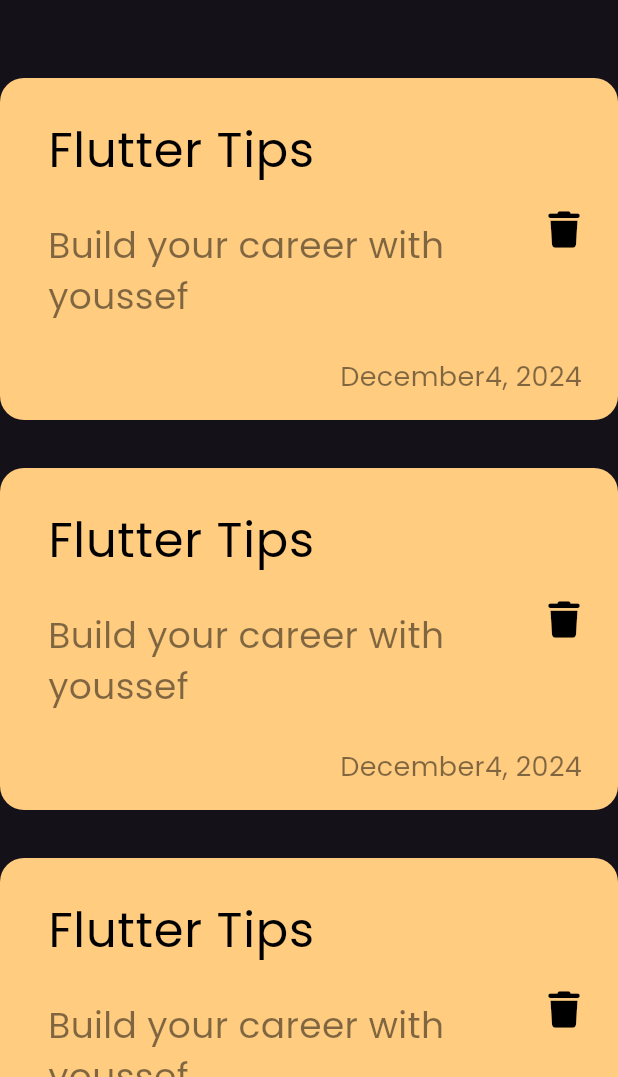
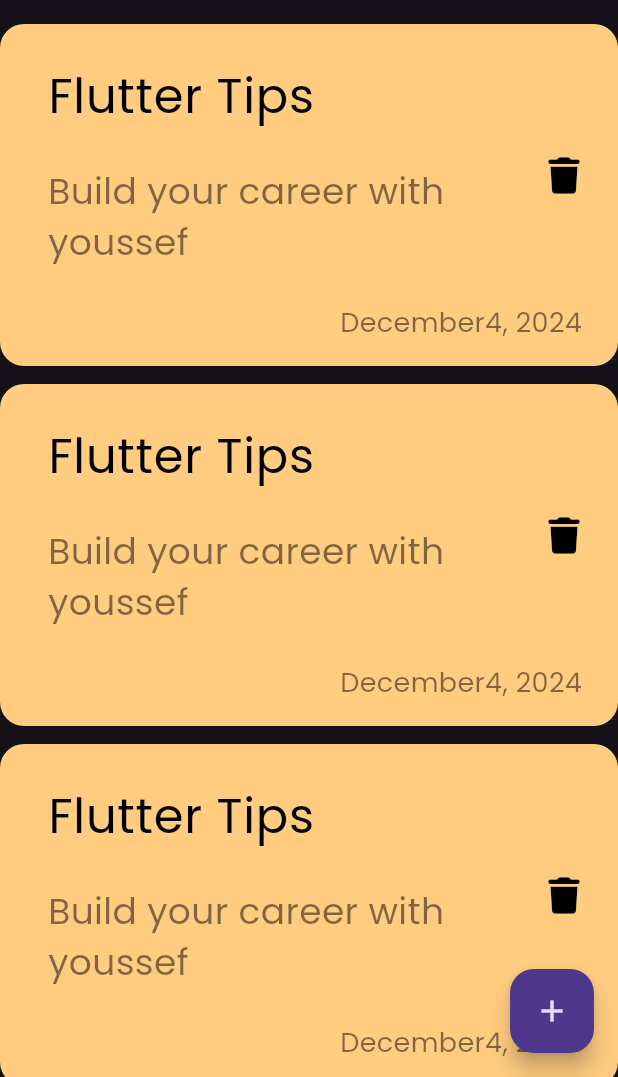
Before and after one commit to YoussefKadafy/notes_app, a Flutter app: the screen it shows after launch, on a phone screen of 412 x 824 dp, the part 159-1236 px from its top. Run offline on Flutter 3.47's test engine with Material 3 defaults, Android fonts, the phone set to English and light mode, and no system bars; our stand-ins replace font_awesome_flutter.

Commit message:
create floating action botton

```diff
--- a/lib/views/notes_view.dart
+++ b/lib/views/notes_view.dart
@@ -6,8 +6,12 @@ class NotesView extends StatelessWidget {
   static String id = 'notes view';
   @override
   Widget build(BuildContext context) {
-    return const Scaffold(
-      body: NotesViewBody(),
+    return Scaffold(
+      floatingActionButton: FloatingActionButton(
+        onPressed: () {},
+        child: const Icon(Icons.add),
+      ),
+      body: const NotesViewBody(),
     );
   }
 }
--- a/lib/widgets/notes_list_view.dart
+++ b/lib/widgets/notes_list_view.dart
@@ -8,7 +8,7 @@ class NotesViewBuilder extends StatelessWidget {
   Widget build(BuildContext context) {
     return ListView.builder(itemBuilder: (context, index) {
       return const Padding(
-        padding: EdgeInsets.symmetric(vertical: 16),
+        padding: EdgeInsets.only(bottom: 12),
         child: NoteIetem(),
       );
     });
--- a/lib/widgets/notes_view_body.dart
+++ b/lib/widgets/notes_view_body.dart
@@ -15,9 +15,6 @@ class NotesViewBody extends StatelessWidget {
         height: 50,
       ),
       CustomAppBar(),
-      SizedBox(
-        height: 20,
-      ),
       Expanded(child: NotesViewBuilder()),
     ]);
   }
```
